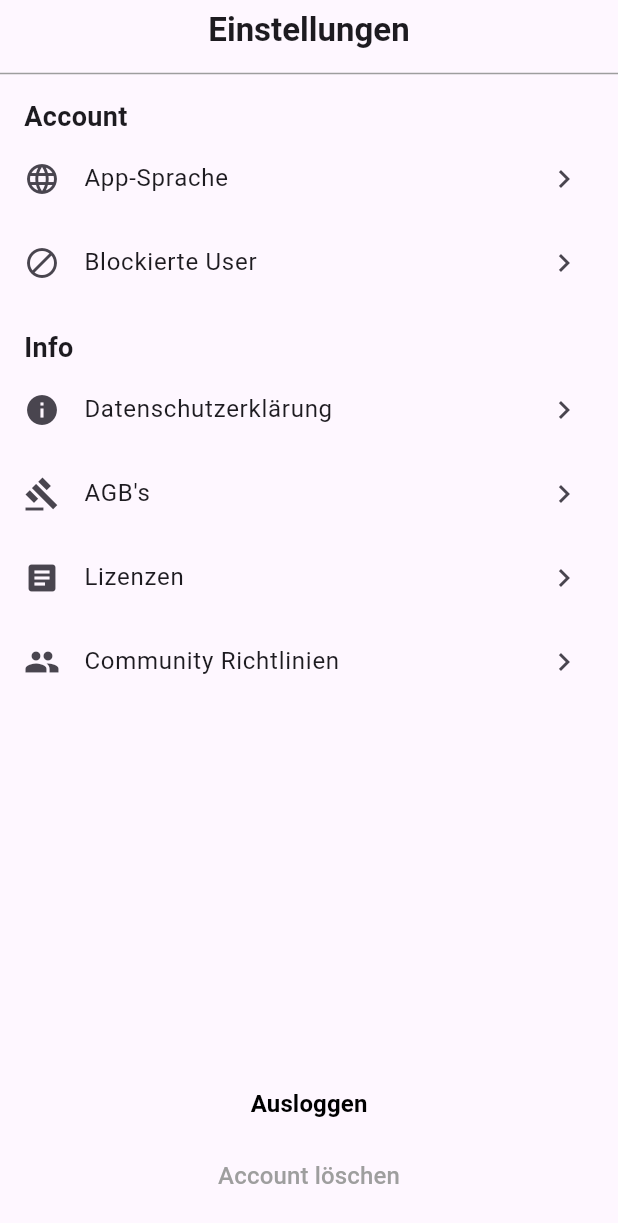
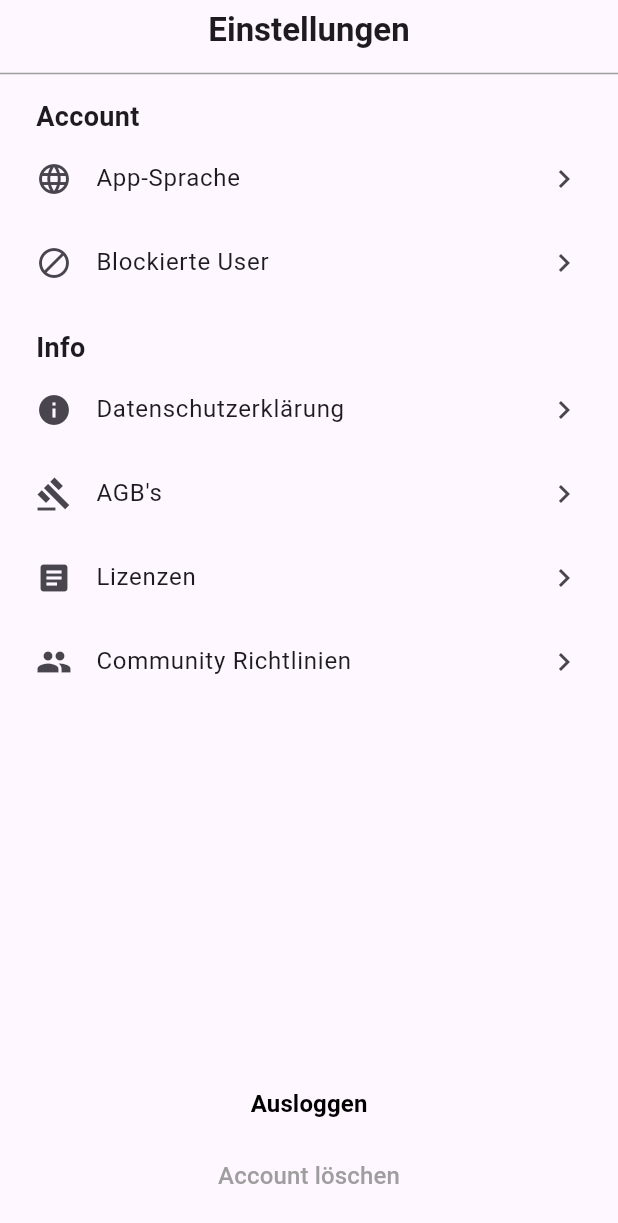
Before and after one commit to Belladonnixi/p15_anfaenger_version, a Flutter app: the screen it shows after launch, on a phone screen of 412 x 824 dp. Shown: the top 1223 px of the screen. Run offline on Flutter 3.47's test engine with Material 3 defaults, Android fonts, the phone set to English and light mode, and no system bars.

Commit message:
add padding size and comments

```diff
--- a/lib/listview_builder_version.dart
+++ b/lib/listview_builder_version.dart
@@ -15,6 +15,7 @@ class MainApp2 extends StatelessWidget {
       final List<MapEntry<String, ListItem?>> tempList = [];
 
       // 1. Füge den Kategorienamen hinzu (mit null als ListItem).
+      // MapEntry.key ist der Kategoriename, MapEntry.value ist die Liste von ListItems.
       tempList.add(MapEntry(entry.key, null));
 
       // 2. Iteriere über alle Listenelemente und füge sie zur Liste hinzu.
@@ -76,6 +77,7 @@ class MainApp2 extends StatelessWidget {
         body: Column(
           children: [
             // Expanded sorgt dafür, dass der ListView den verfügbaren Platz einnimmt
+            // ohne Expand würde das einen RenderFlex-Fehler verursachen (da Column nicht genügend Platz für ListView hat)
             Expanded(
               child: ListView.builder(
                 itemCount: itemsList.length, // Anzahl der Einträge
@@ -97,7 +99,7 @@ class MainApp2 extends StatelessWidget {
                     );
                   }
 
-                  // Ansonsten handelt es sich um ein Listenelement
+                  // Ansonsten handelt es sich um ein value-ListItem
                   final item = entry.value!;
                   return ListTile(
                     leading: Icon(item.icon),
--- a/lib/main.dart
+++ b/lib/main.dart
@@ -57,6 +57,7 @@ class MainApp extends StatelessWidget {
         body: Column(
           children: [
             // Expanded sorgt dafür, dass die ListView den gesamten verfügbaren Platz einnimmt.
+            // ohne Expand würde das einen RenderFlex-Fehler verursachen (da Column nicht genügend Platz für ListView hat)
             Expanded(
               child: ListView(
                 // Die Map (itemsMap) wird in eine Liste von Widgets umgewandelt.
@@ -68,7 +69,7 @@ class MainApp extends StatelessWidget {
                       children: [
                         // Kategorie-Titel (z. B. "Account" oder "Info").
                         Padding(
-                          padding: const EdgeInsets.symmetric(horizontal: 16.0),
+                          padding: const EdgeInsets.symmetric(horizontal: 24.0),
                           child: Text(
                             // Der Kategorienname wird als Titel angezeigt.
                             entry.key,
@@ -83,6 +84,10 @@ class MainApp extends StatelessWidget {
                           // mit entry.value.map werden die ListItems in ListTiles umgewandelt.
                           children: entry.value.map((item) {
                             return ListTile(
+                              // contentPadding sorgt für zusätzlichen Abstand.
+                              // im Standard hat ListTile ein Padding an start von 16 Pixeln
+                              contentPadding:
+                                  EdgeInsets.symmetric(horizontal: 24),
                               leading:
                                   Icon(item.icon), // Icon des Listenelements
                               title:
```
